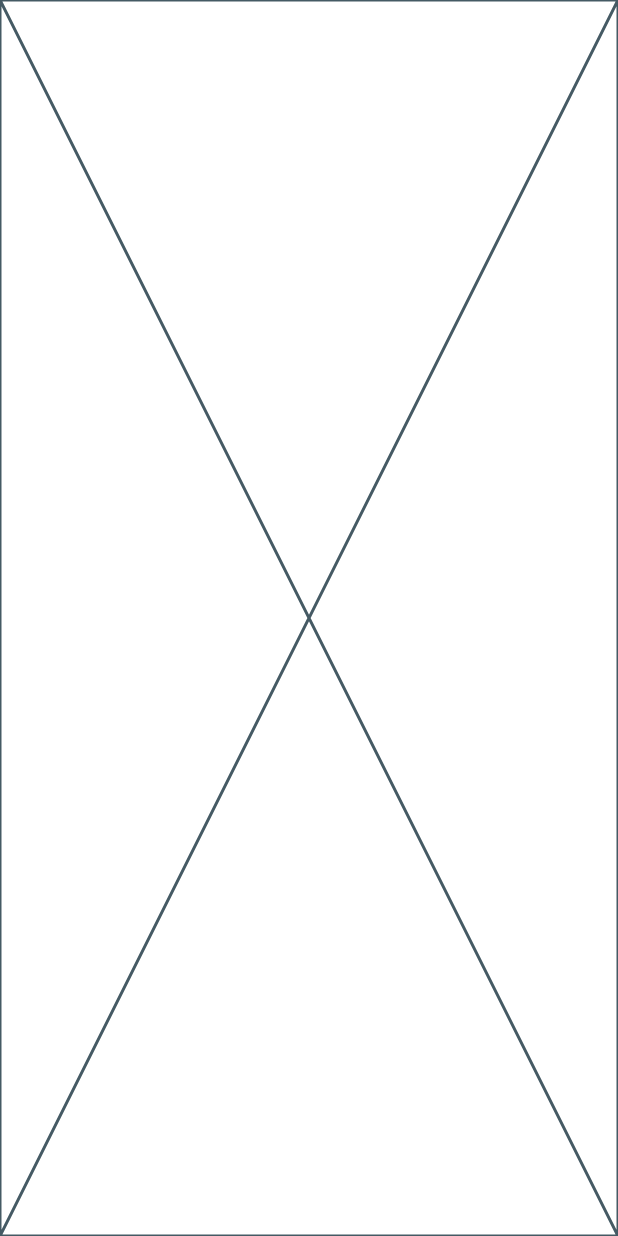
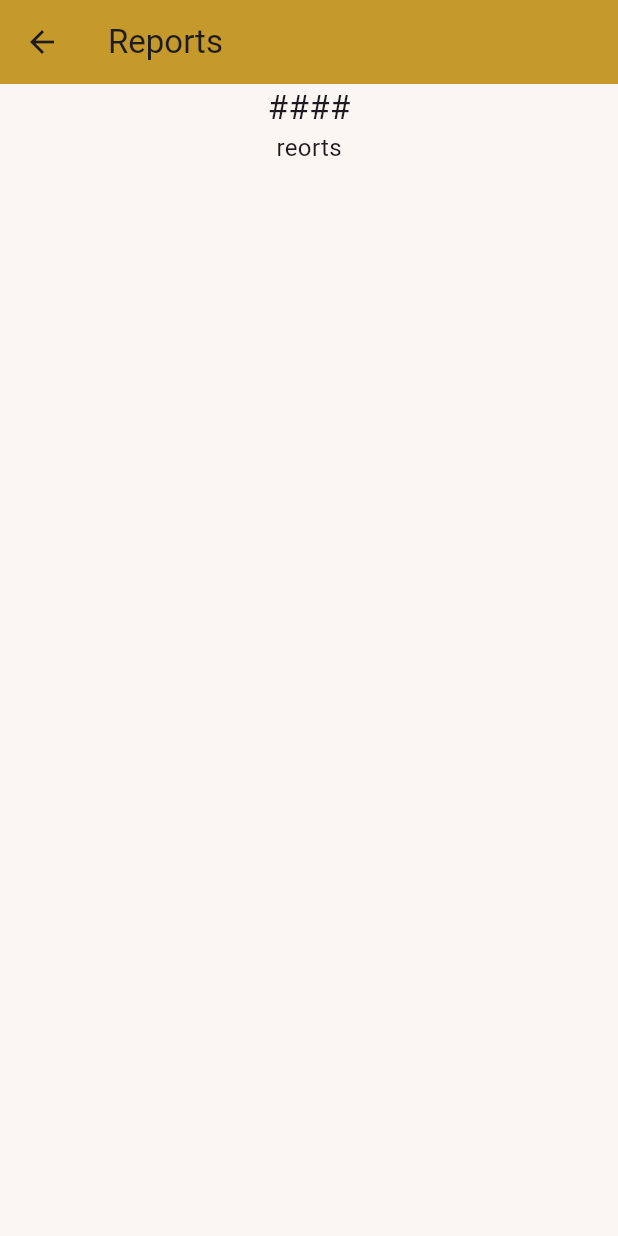
Before and after one commit to MoazEslam74/bayt_alhikma_dashboard, a Flutter app: the UserManagment screen opened directly, after a tap on "Reports about User", on a phone screen of 412 x 824 dp. Run offline on Flutter 3.47's test engine with Material 3 defaults, Android fonts, the phone set to English and light mode, and no system bars; our stand-ins replace cloud_firestore, firebase_core, flutter_dotenv, flutter_secure_storage, hive_flutter; missing offline and left inert: pointycastle; accounts and stored records are empty.

Commit message:
Start work on user screen

```diff
--- a/lib/screens/user_managment.dart
+++ b/lib/screens/user_managment.dart
@@ -15,7 +15,9 @@ class _UserManagmentState extends State<UserManagment> {
   @override
   Widget build(BuildContext context) {
     return Scaffold(
+      backgroundColor: AppStyles.pageBackground,
       appBar: AppBar(
+        backgroundColor: AppStyles.primaryGold,
         title: const Text('User Management'),
       ),
       body: Container(
--- a/lib/screens/users/reports.dart
+++ b/lib/screens/users/reports.dart
@@ -1,5 +1,7 @@
 import 'package:flutter/material.dart';
 import 'package:bayt_alhikma_dashboard/utils/styles.dart';
+import 'package:cloud_firestore/cloud_firestore.dart';
+
 class userReports extends StatefulWidget {
   const userReports({super.key});
 
@@ -10,6 +12,24 @@ class userReports extends StatefulWidget {
 class _userReportsState extends State<userReports> {
   @override
   Widget build(BuildContext context) {
-    return const Placeholder();
+    return Scaffold(
+      backgroundColor: AppStyles.pageBackground,
+      appBar: AppBar(
+        title: Text('Reports'),
+        backgroundColor: AppStyles.primaryGold,
+      ),
+      body: ListView(
+        children: [
+          Container(
+            child: Column(
+              children: [
+                Text('####',style: TextStyle(fontSize: 22),),
+                Text('reorts',style: TextStyle(fontSize: 16),)
+              ],
+            ),
+          )
+        ],
+      ),
+    );
   }
 }
```
